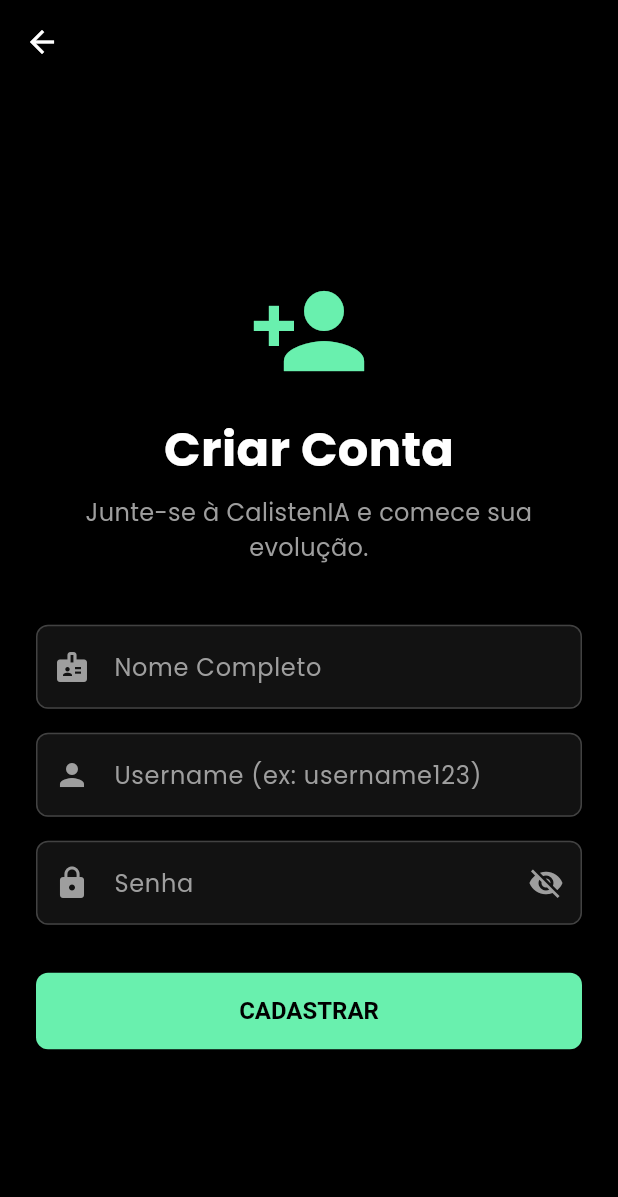
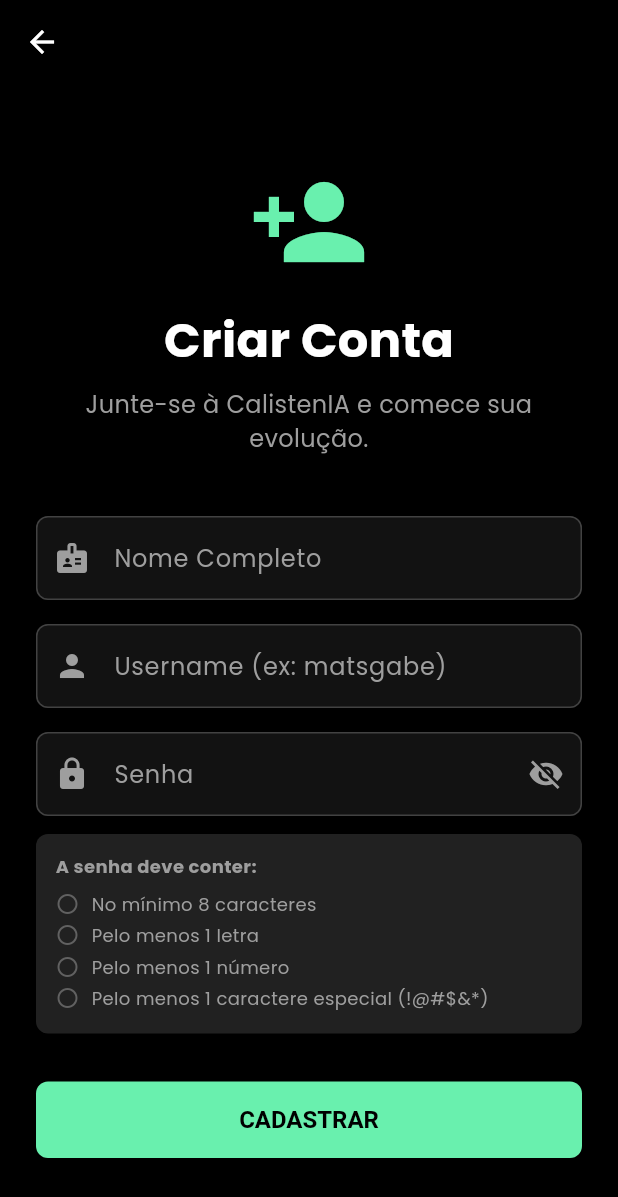
Before and after one commit to matsgabe/calistenia-app, a Flutter app: the screen it shows after launch, after a tap on "Não tem uma conta? Cadastre-se", on a phone screen of 412 x 824 dp. Shown: the top 1197 px of the screen. Run offline on Flutter 3.47's test engine with Material 3 defaults, Android fonts, the phone set to English and light mode, and no system bars; our stand-ins replace device_preview, flutter_dotenv, google_fonts, google_generative_ai, image_picker, supabase_flutter; accounts and stored records are empty; network calls fail.

Commit message:
ajuste de seguranca

```diff
--- a/lib/cadastro_screen.dart
+++ b/lib/cadastro_screen.dart
@@ -1,4 +1,5 @@
 import 'package:flutter/material.dart';
+import 'package:supabase_flutter/supabase_flutter.dart';
 
 import 'usuario_repository.dart';
 import 'anamnese_screen.dart';
@@ -7,10 +8,10 @@
   const CadastroScreen({super.key});
 
   @override
-  State<CadastroScreen> createState() => _CadastroScreenState();
+  State createState() => _CadastroScreenState();
 }
 
-class _CadastroScreenState extends State<CadastroScreen> {
+class _CadastroScreenState extends State {
   final _nomeController = TextEditingController();
   final _usernameController = TextEditingController();
   final _senhaController = TextEditingController();
@@ -18,7 +19,40 @@
   bool _isLoading = false;
   bool _ocultarSenha = true;
 
-  Future<void> _cadastrar() async {
+  // Variáveis para o feedback visual dinâmico da senha
+  bool _temTamanho = false;
+  bool _temLetra = false;
+  bool _temNumero = false;
+  bool _temEspecial = false;
+
+  @override
+  void initState() {
+    super.initState();
+    // Ouve tudo o que o usuário digita na senha em tempo real
+    _senhaController.addListener(() {
+      final senha = _senhaController.text;
+      setState(() {
+        _temTamanho = senha.length >= 8;
+        _temLetra = RegExp(r'[a-zA-Z]').hasMatch(senha);
+        _temNumero = RegExp(r'\d').hasMatch(senha);
+        _temEspecial = RegExp(r'[^a-zA-Z0-9]').hasMatch(senha);
+      });
+    });
+  }
+
+  @override
+  void dispose() {
+    _nomeController.dispose();
+    _usernameController.dispose();
+    _senhaController.dispose();
+    super.dispose();
+  }
+
+  bool _isSenhaTotalmenteValida() {
+    return _temTamanho && _temLetra && _temNumero && _temEspecial;
+  }
+
+  Future _cadastrar() async {
     final nome = _nomeController.text.trim();
     final username = _usernameController.text.trim();
     final senha = _senhaController.text.trim();
@@ -26,6 +60,18 @@
     if (nome.isEmpty || username.isEmpty || senha.isEmpty) {
       ScaffoldMessenger.of(context).showSnackBar(
         const SnackBar(content: Text('Preencha todos os campos.')),
+      );
+      return;
+    }
+
+    if (!_isSenhaTotalmenteValida()) {
+      ScaffoldMessenger.of(context).showSnackBar(
+        const SnackBar(
+          content: Text(
+            'A senha não atende a todos os requisitos de segurança.',
+          ),
+          backgroundColor: Colors.redAccent,
+        ),
       );
       return;
     }
@@ -49,7 +95,6 @@
         return;
       }
 
-      // Cadastra na tabela usuarios e obtém o ID gerado (A senha já vai criptografada daqui!)
       final int novoId = await repository.cadastrarUsuario(
         nome: nome,
         username: username,
@@ -64,14 +109,61 @@
           ),
         );
       }
+    } on AuthException catch (e) {
+      // Captura erros ESPECÍFICOS do Supabase e traduz para o usuário
+      if (mounted) {
+        String mensagemErro = 'Erro de autenticação.';
+        if (e.message.contains('Password should be at least')) {
+          mensagemErro =
+              'A senha fornecida é considerada muito fraca pelo servidor.';
+        } else if (e.message.contains('User already registered')) {
+          mensagemErro = 'Este usuário já possui cadastro oficial no sistema.';
+        }
+
+        ScaffoldMessenger.of(context).showSnackBar(
+          SnackBar(
+            content: Text(mensagemErro),
+            backgroundColor: Colors.redAccent,
+          ),
+        );
+      }
     } catch (e) {
       if (mounted) {
-        ScaffoldMessenger.of(context)
-            .showSnackBar(SnackBar(content: Text('Erro no cadastro: $e')));
+        ScaffoldMessenger.of(context).showSnackBar(
+          const SnackBar(
+            content: Text('Ocorreu um erro inesperado ao realizar o cadastro.'),
+            backgroundColor: Colors.redAccent,
+          ),
+        );
       }
     } finally {
       if (mounted) setState(() => _isLoading = false);
     }
+  }
+
+  // Componente visual para desenhar os requisitos da senha
+  Widget _buildRegraSenha(String texto, bool cumprida) {
+    return Padding(
+      padding: const EdgeInsets.symmetric(vertical: 2.0),
+      child: Row(
+        children: [
+          Icon(
+            cumprida ? Icons.check_circle : Icons.circle_outlined,
+            color: cumprida ? Colors.greenAccent : Colors.grey.shade700,
+            size: 16,
+          ),
+          const SizedBox(width: 8),
+          Text(
+            texto,
+            style: TextStyle(
+              color: cumprida ? Colors.white : Colors.grey.shade500,
+              fontSize: 12,
+              fontWeight: cumprida ? FontWeight.w500 : FontWeight.normal,
+            ),
+          ),
+        ],
+      ),
+    );
   }
 
   @override
@@ -109,14 +201,18 @@
               TextField(
                 controller: _usernameController,
                 decoration: const InputDecoration(
-                  hintText: 'Username (ex: username123)',
+                  hintText: 'Username (ex: matsgabe)',
                   prefixIcon: Icon(Icons.person, color: Colors.grey),
                 ),
               ),
               const SizedBox(height: 16),
+
               TextField(
                 controller: _senhaController,
                 obscureText: _ocultarSenha,
+                onChanged: (val) {
+                  // O listener no initState já faz o trabalho, mas garantimos a atualização visual aqui
+                },
                 decoration: InputDecoration(
                   hintText: 'Senha',
                   prefixIcon: const Icon(Icons.lock, color: Colors.grey),
@@ -133,8 +229,46 @@
                   ),
                 ),
               ),
+              const SizedBox(height: 12),
+
+              // --- PAINEL DE REQUISITOS DA SENHA ---
+              Container(
+                width: double.infinity,
+                padding: const EdgeInsets.all(12),
+                decoration: BoxDecoration(
+                  color: Colors.grey.shade900,
+                  borderRadius: BorderRadius.circular(8),
+                  border: Border.all(
+                    color: _isSenhaTotalmenteValida()
+                        ? Colors.greenAccent.withOpacity(0.5)
+                        : Colors.transparent,
+                  ),
+                ),
+                child: Column(
+                  crossAxisAlignment: CrossAxisAlignment.start,
+                  children: [
+                    const Text(
+                      'A senha deve conter:',
+                      style: TextStyle(
+                        color: Colors.grey,
+                        fontSize: 12,
+                        fontWeight: FontWeight.bold,
+                      ),
+                    ),
+                    const SizedBox(height: 6),
+                    _buildRegraSenha('No mínimo 8 caracteres', _temTamanho),
+                    _buildRegraSenha('Pelo menos 1 letra', _temLetra),
+                    _buildRegraSenha('Pelo menos 1 número', _temNumero),
+                    _buildRegraSenha(
+                      'Pelo menos 1 caractere especial (!@#\$&*)',
+                      _temEspecial,
+                    ),
+                  ],
+                ),
+              ),
+              // -------------------------------------
+
               const SizedBox(height: 32),
-
               SizedBox(
                 width: double.infinity,
                 child: ElevatedButton(
--- a/lib/main.dart
+++ b/lib/main.dart
@@ -1,7 +1,9 @@
 import 'package:flutter/material.dart';
+import 'package:flutter/foundation.dart';
 import 'package:flutter_dotenv/flutter_dotenv.dart';
 import 'package:supabase_flutter/supabase_flutter.dart';
 import 'package:google_fonts/google_fonts.dart';
+import 'package:device_preview/device_preview.dart';
 
 import 'login_screen.dart';
 
@@ -15,7 +17,12 @@
     publishableKey: 'sb_publishable_PflsWSeJqaS-EhjmlAPCXw_hYWjj9HT',
   );
 
-  runApp(const MyApp());
+  runApp(
+    DevicePreview(
+      enabled: !kReleaseMode, // Só exibe o celular se estiver em ambiente de desenvolvimento
+      builder: (context) => const MyApp(),
+    ),
+  );
 }
 
 class MyApp extends StatelessWidget {
@@ -24,6 +31,11 @@
   @override
   Widget build(BuildContext context) {
     return MaterialApp(
+      // --- INTEGRAÇÃO COM O DEVICE PREVIEW ---
+      locale: DevicePreview.locale(context),
+      builder: DevicePreview.appBuilder,
+      // ---------------------------------------
+
       title: 'CalistenIA',
       debugShowCheckedModeBanner: false,
 
--- a/pubspec.yaml
+++ b/pubspec.yaml
@@ -39,6 +39,7 @@
   image_picker: ^1.2.3
   flutter_dotenv: ^6.0.1
   google_fonts: ^8.2.1
+  device_preview: 1.3.1
 
 dev_dependencies:
   flutter_test:
```
Also changed, not shown: lib/usuario_repository.dart (+42 -36 lines), pubspec.lock, 1 other file.
